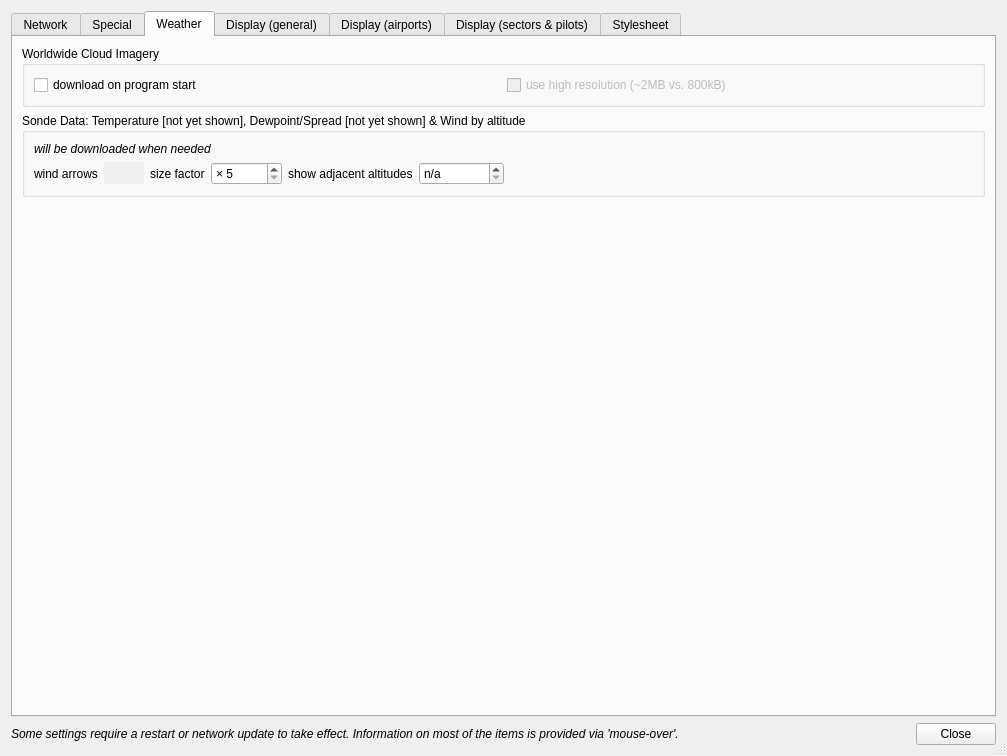
This is src/PreferencesDialog.ui in qutescoop/qutescoop as Qt 5 draws it before an edit. The edited form follows.
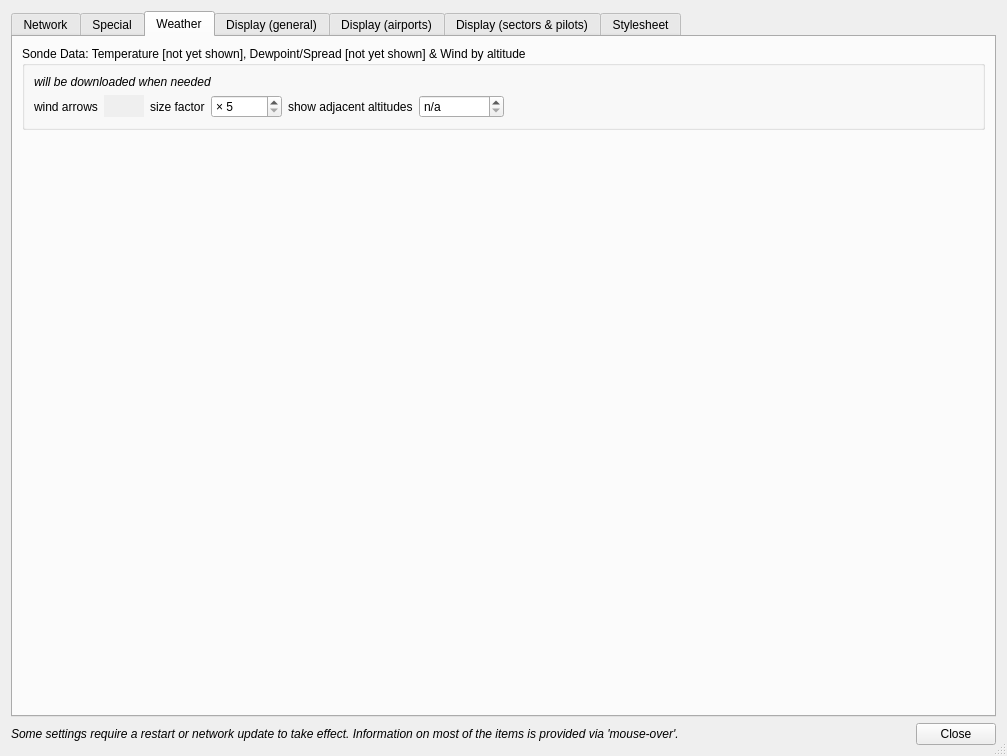
This is the edited form. The open tabs and pages were chosen to show the change. Icons and pictures are not drawn.

Commit message:
[BUGFIX] ensure proper GL context for lists (and remove clouds) (#254)
This is a major refactoring of mainly OpenGL code. It removes all
makeCurrent() calls and only marks GL lists dirty when their underlying
data has changed.

Oh, and the obsolete cloud code is removed.

Patch:
```diff
--- a/src/PreferencesDialog.ui
+++ b/src/PreferencesDialog.ui
@@ -758,41 +758,6 @@
        <string>Weather</string>
       </attribute>
       <layout class="QVBoxLayout" name="verticalLayout_17">
-       <item>
-        <widget class="QGroupBox" name="groupBox_5">
-         <property name="title">
-          <string>Worldwide Cloud Imagery</string>
-         </property>
-         <layout class="QHBoxLayout" name="horizontalLayout_16">
-          <item>
-           <widget class="QCheckBox" name="cbDownloadClouds">
-            <property name="toolTip">
-             <string>download a cloudlayer from the world </string>
-            </property>
-            <property name="text">
-             <string>download on program start</string>
-            </property>
-           </widget>
-          </item>
-          <item>
-           <widget class="QCheckBox" name="cbUseHighResClouds">
-            <property name="enabled">
-             <bool>false</bool>
-            </property>
-            <property name="toolTip">
-             <string>use images with 4096px instead of 2048px</string>
-            </property>
-            <property name="text">
-             <string>use high resolution (~2MB vs. 800kB)</string>
-            </property>
-            <property name="checkable">
-             <bool>true</bool>
-            </property>
-           </widget>
-          </item>
-         </layout>
-        </widget>
-       </item>
        <item>
         <widget class="QGroupBox" name="groupBox_6">
          <property name="title">
```
Left out of the diff: 2 changed lines with no effect on the pictures. The commit also changes 19 other files.
